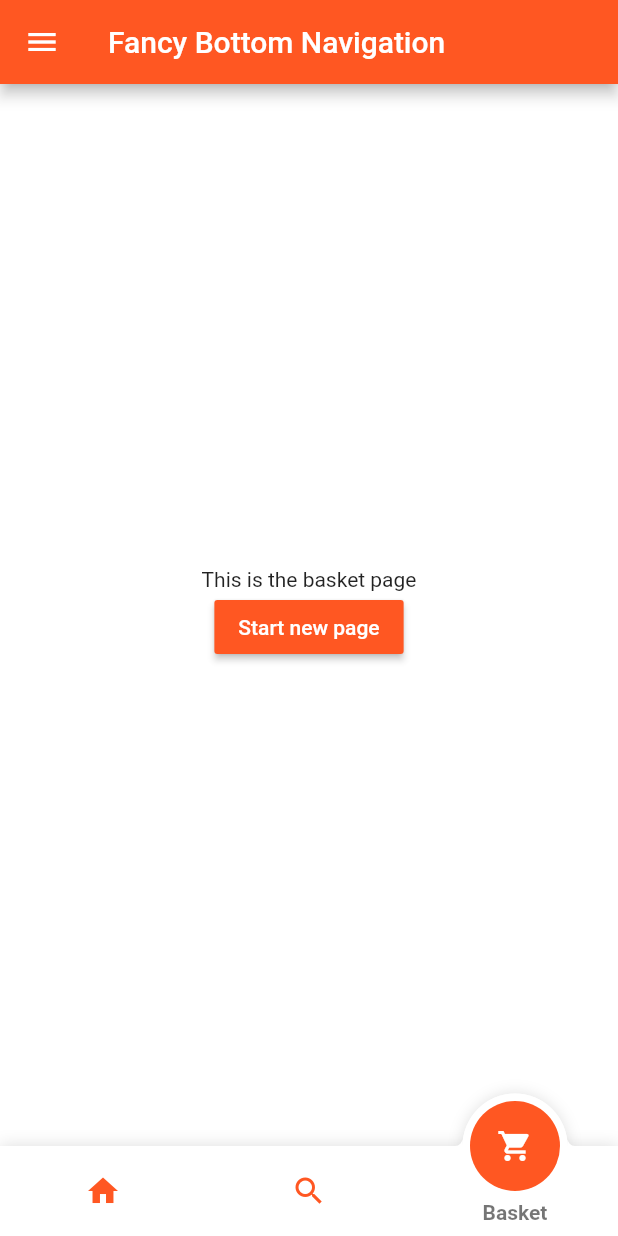
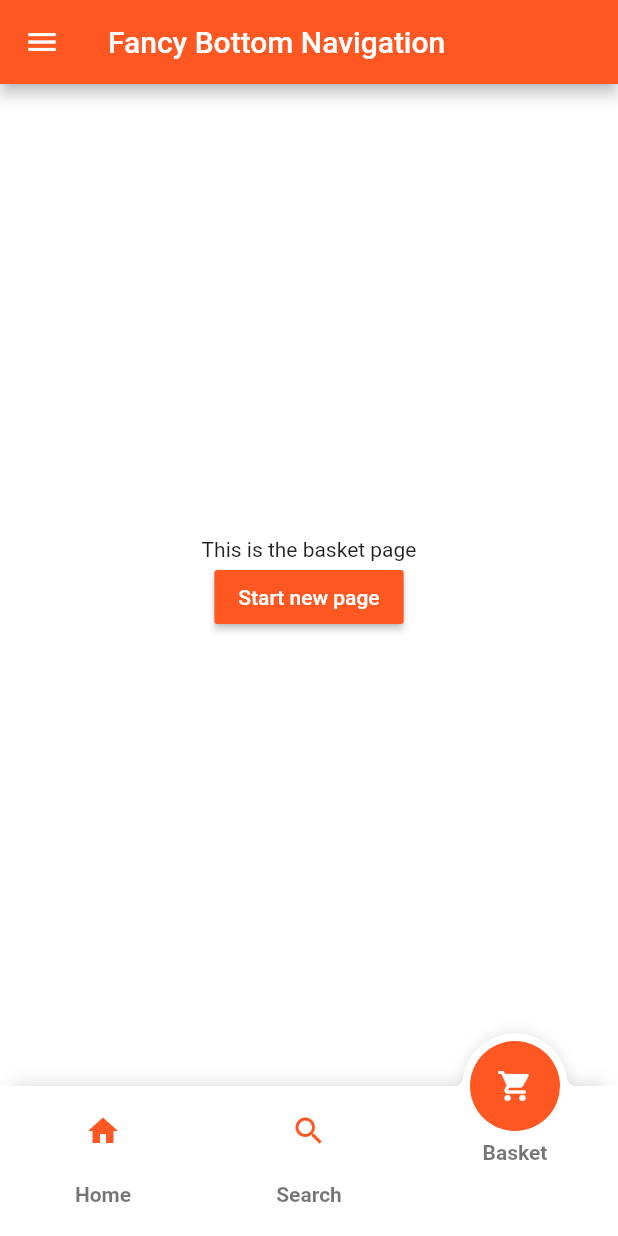
Before and after one commit to robertLichtnow/bottom_navigation_ly, a Flutter app: the screen it shows after launch, after a tap on "Change to page 3", on a phone screen of 412 x 824 dp. Run offline on Flutter 3.47's test engine with Material 2 defaults, Android fonts, the phone set to English and light mode, and no system bars.

Commit message:
styles: fixed box shadow and added margin below menu on example

```diff
--- a/example/lib/main.dart
+++ b/example/lib/main.dart
@@ -39,7 +39,9 @@ class _MyHomePageState extends State<MyHomePage> {
           child: _getPage(currentPage),
         ),
       ),
-      bottomNavigationBar: BottomNavigationLy(
+      bottomNavigationBar: Container(
+        decoration: BoxDecoration(border: Border(bottom: BorderSide(width: 40.0, color: Colors.white))),
+        child: BottomNavigationLy(
           tabs: [
             TabData(
                 iconData: Icons.home,
@@ -56,13 +58,14 @@ class _MyHomePageState extends State<MyHomePage> {
                     .push(MaterialPageRoute(builder: (context) => SecondPage()))),
             TabData(iconData: Icons.shopping_cart, title: "Basket")
           ],
-        initialSelection: 1,
+          initialSelection: 0,
           key: bottomNavigationKey,
           onTabChangedListener: (position) {
             setState(() {
               currentPage = position;
             });
           },
+        ),
       ),
       drawer: Drawer(
         child: ListView(
--- a/lib/bottom_navigation_ly.dart
+++ b/lib/bottom_navigation_ly.dart
@@ -3,6 +3,7 @@ library bottom_navigation_ly;
 import 'package:bottom_navigation_ly/internal/tab_item.dart';
 import 'package:bottom_navigation_ly/paint/half_clipper.dart';
 import 'package:bottom_navigation_ly/paint/half_painter.dart';
+import 'package:bottom_navigation_ly/paint/normal_curve_painter.dart';
 import 'package:flutter/material.dart';
 
 const double CIRCLE_SIZE = 60;
@@ -120,7 +121,7 @@ class BottomNavigationLyState extends State<BottomNavigationLy>
           height: BAR_HEIGHT,
           decoration: BoxDecoration(color: barBackgroundColor, boxShadow: [
             BoxShadow(
-                color: Colors.black12, offset: Offset(0, -1), blurRadius: 8)
+                color: Colors.black12, offset: Offset(0, -10), blurRadius: 8, spreadRadius: -8)
           ]),
           child: Row(
             mainAxisSize: MainAxisSize.max,
@@ -144,7 +145,7 @@ class BottomNavigationLyState extends State<BottomNavigationLy>
           ),
         ),
         Positioned.fill(
-          top: -(CIRCLE_SIZE + CIRCLE_OUTLINE + SHADOW_ALLOWANCE) / 2,
+          top: -(BAR_HEIGHT + CIRCLE_OUTLINE + SHADOW_ALLOWANCE) / 2,
           child: Container(
             child: AnimatedAlign(
               duration: Duration(milliseconds: ANIM_DURATION),
@@ -183,17 +184,20 @@ class BottomNavigationLyState extends State<BottomNavigationLy>
                               )),
                         ),
                         SizedBox(
-                            height: ARC_HEIGHT,
-                            width: ARC_WIDTH,
-                            child: CustomPaint(
-                              painter: HalfPainter(barBackgroundColor),
-                            )),
+                          height: ARC_HEIGHT,
+                          width: ARC_WIDTH,
+                          child: CustomPaint(
+                            painter: HalfPainter(barBackgroundColor),
+                          ),
+                        ),
                         SizedBox(
                           height: CIRCLE_SIZE,
                           width: CIRCLE_SIZE,
-                          child: Container(
-                            decoration: BoxDecoration(
-                                shape: BoxShape.circle, color: circleColor),
+                          child: CustomPaint(
+                            painter: NormalCurvePainter(
+                              color: circleColor,
+                              circleSize: CIRCLE_SIZE,
+                            ),
                             child: Padding(
                               padding: const EdgeInsets.all(0.0),
                               child: AnimatedOpacity(
@@ -207,7 +211,7 @@ class BottomNavigationLyState extends State<BottomNavigationLy>
                               ),
                             ),
                           ),
-                        )
+                        ),
                       ],
                     ),
                   ),
--- a/lib/internal/tab_item.dart
+++ b/lib/internal/tab_item.dart
@@ -6,7 +6,7 @@ const double TEXT_OFF = 3;
 const double TEXT_ON = 1;
 const double ALPHA_OFF = 0;
 const double ALPHA_ON = 1;
-const int ANIM_DURATION = 300;
+const int ANIM_DURATION = 500;
 
 class TabItem extends StatelessWidget {
   TabItem(
@@ -48,10 +48,10 @@ class TabItem extends StatelessWidget {
                   title,
                   overflow: TextOverflow.ellipsis,
                   maxLines: 1,
-                    style: TextStyle(
-                        fontWeight: FontWeight.w600, color: textColor),
+                  style: TextStyle(fontWeight: FontWeight.w600, color: textColor),
                 ),
-                )),
+              ),
+            ),
           ),
           Container(
             height: double.infinity,
--- /dev/null
+++ b/lib/paint/normal_curve_painter.dart
@@ -0,0 +1,24 @@
+import 'package:flutter/material.dart';
+
+class NormalCurvePainter extends CustomPainter {
+  NormalCurvePainter({this.color, this.circleSize});
+
+  final Color color;
+  final double circleSize;
+
+  @override
+  void paint(Canvas canvas, Size size) {
+    final paint = Paint();
+    // set the color property of the paint
+    paint.color = this.color;
+
+    // center of the canvas is (x,y) => (width/2, height/2)
+    var center = Offset(this.circleSize / 2, this.circleSize / 2);
+
+    // draw the circle on centre of canvas having radius 75.0
+    canvas.drawCircle(center, this.circleSize / 2, paint);
+  }
+
+  @override
+  bool shouldRepaint(CustomPainter oldDelegate) => false;
+}
```
Lines whose indentation alone changed are shown as unchanged.
